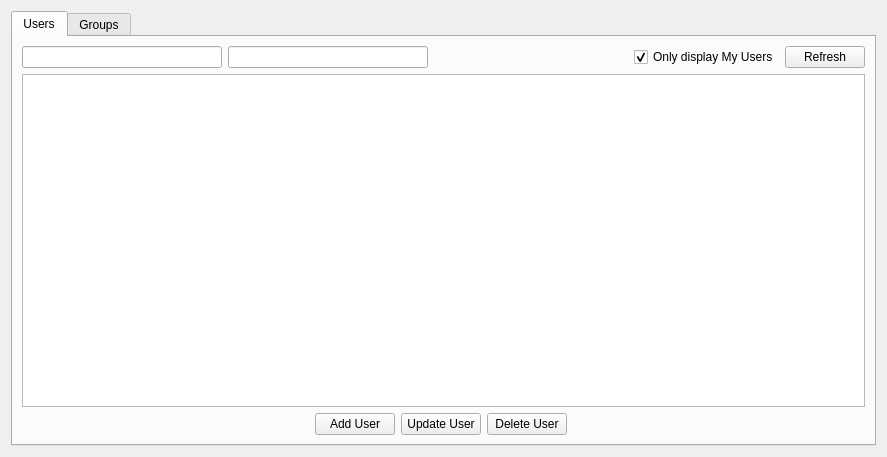
duality-solutions/Dynamic, file src/qt/forms/bdappage.ui: the form before one commit.
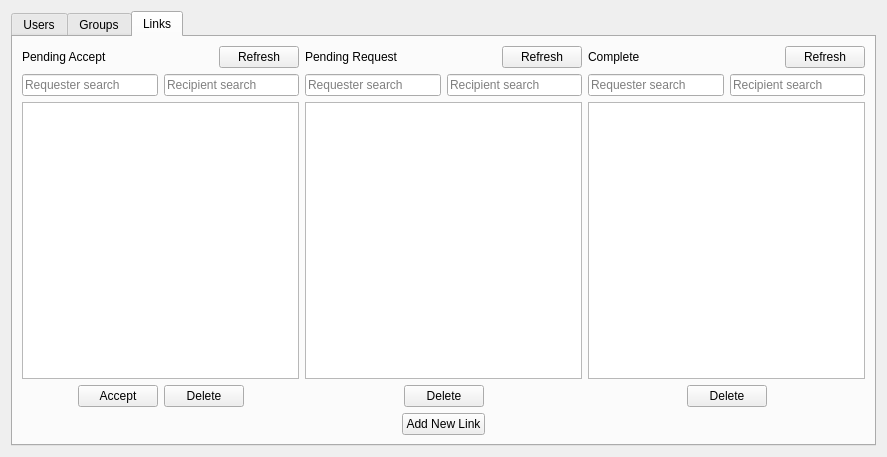
The form after the commit. Icons and pictures are not drawn.

Commit message: [BDAP GUI Links] Add BDAP Links GUI. WIP

```diff
--- a/src/qt/forms/bdappage.ui
+++ b/src/qt/forms/bdappage.ui
@@ -25,7 +25,7 @@
 </string>
      </property>
      <property name="currentIndex">
-      <number>0</number>
+      <number>2</number>
      </property>
      <widget class="QWidget" name="tabUsers">
       <attribute name="title">
@@ -384,6 +384,408 @@
        </item>
       </layout>
      </widget>
+     <widget class="QWidget" name="tab_Links">
+      <attribute name="title">
+       <string>Links</string>
+      </attribute>
+      <layout class="QGridLayout" name="gridLayout_3">
+       <item row="0" column="0">
+        <layout class="QHBoxLayout" name="horizontalLayout_17">
+         <item>
+          <layout class="QVBoxLayout" name="verticalLayout">
+           <item>
+            <layout class="QHBoxLayout" name="horizontalLayout_14">
+             <item>
+              <widget class="QLabel" name="labelPA">
+               <property name="text">
+                <string>Pending Accept</string>
+               </property>
+              </widget>
+             </item>
+             <item>
+              <spacer name="horizontalSpacer_15">
+               <property name="orientation">
+                <enum>Qt::Horizontal</enum>
+               </property>
+               <property name="sizeHint" stdset="0">
+                <size>
+                 <width>40</width>
+                 <height>20</height>
+                </size>
+               </property>
+              </spacer>
+             </item>
+             <item>
+              <widget class="QPushButton" name="pushButton_5">
+               <property name="sizePolicy">
+                <sizepolicy hsizetype="Fixed" vsizetype="Fixed">
+                 <horstretch>0</horstretch>
+                 <verstretch>0</verstretch>
+                </sizepolicy>
+               </property>
+               <property name="text">
+                <string>Refresh</string>
+               </property>
+              </widget>
+             </item>
+            </layout>
+           </item>
+           <item>
+            <layout class="QHBoxLayout" name="horizontalLayout_8">
+             <item>
+              <widget class="QLineEdit" name="lineEdit">
+               <property name="placeholderText">
+                <string>Requester search</string>
+               </property>
+              </widget>
+             </item>
+             <item>
+              <widget class="QLineEdit" name="lineEdit_2">
+               <property name="placeholderText">
+                <string>Recipient search</string>
+               </property>
+              </widget>
+             </item>
+            </layout>
+           </item>
+           <item>
+            <widget class="QTableWidget" name="tableWidgetPendingAccept"/>
+           </item>
+           <item>
+            <layout class="QHBoxLayout" name="horizontalLayout_7">
+             <item>
+              <spacer name="horizontalSpacer_3">
+               <property name="orientation">
+                <enum>Qt::Horizontal</enum>
+               </property>
+               <property name="sizeHint" stdset="0">
+                <size>
+                 <width>40</width>
+                 <height>20</height>
+                </size>
+               </property>
+              </spacer>
+             </item>
+             <item>
+              <widget class="QPushButton" name="pushButton_8">
+               <property name="sizePolicy">
+                <sizepolicy hsizetype="Fixed" vsizetype="Fixed">
+                 <horstretch>0</horstretch>
+                 <verstretch>0</verstretch>
+                </sizepolicy>
+               </property>
+               <property name="text">
+                <string>Accept</string>
+               </property>
+               <property name="icon">
+                <iconset resource="../dynamic.qrc">
+                 <normaloff>:/icons/drk/transaction_confirmed</normaloff>:/icons/drk/transaction_confirmed</iconset>
+               </property>
+              </widget>
+             </item>
+             <item>
+              <widget class="QPushButton" name="pushButton">
+               <property name="sizePolicy">
+                <sizepolicy hsizetype="Fixed" vsizetype="Fixed">
+                 <horstretch>0</horstretch>
+                 <verstretch>0</verstretch>
+                </sizepolicy>
+               </property>
+               <property name="text">
+                <string>Delete</string>
+               </property>
+               <property name="icon">
+                <iconset resource="../dynamic.qrc">
+                 <normaloff>:/icons/drk/drkpurple_remove</normaloff>:/icons/drk/drkpurple_remove</iconset>
+               </property>
+              </widget>
+             </item>
+             <item>
+              <spacer name="horizontalSpacer_5">
+               <property name="orientation">
+                <enum>Qt::Horizontal</enum>
+               </property>
+               <property name="sizeHint" stdset="0">
+                <size>
+                 <width>40</width>
+                 <height>20</height>
+                </size>
+               </property>
+              </spacer>
+             </item>
+            </layout>
+           </item>
+          </layout>
+         </item>
+         <item>
+          <layout class="QVBoxLayout" name="verticalLayout_3">
+           <item>
+            <layout class="QHBoxLayout" name="horizontalLayout_15">
+             <item>
+              <widget class="QLabel" name="labelPR">
+               <property name="text">
+                <string>Pending Request</string>
+               </property>
+              </widget>
+             </item>
+             <item>
+              <spacer name="horizontalSpacer_16">
+               <property name="orientation">
+                <enum>Qt::Horizontal</enum>
+               </property>
+               <property name="sizeHint" stdset="0">
+                <size>
+                 <width>40</width>
+                 <height>20</height>
+                </size>
+               </property>
+              </spacer>
+             </item>
+             <item>
+              <widget class="QPushButton" name="pushButton_6">
+               <property name="sizePolicy">
+                <sizepolicy hsizetype="Fixed" vsizetype="Fixed">
+                 <horstretch>0</horstretch>
+                 <verstretch>0</verstretch>
+                </sizepolicy>
+               </property>
+               <property name="text">
+                <string>Refresh</string>
+               </property>
+              </widget>
+             </item>
+            </layout>
+           </item>
+           <item>
+            <layout class="QHBoxLayout" name="horizontalLayout_10">
+             <item>
+              <widget class="QLineEdit" name="lineEdit_3">
+               <property name="placeholderText">
+                <string>Requester search</string>
+               </property>
+              </widget>
+             </item>
+             <item>
+              <widget class="QLineEdit" name="lineEdit_4">
+               <property name="placeholderText">
+                <string>Recipient search</string>
+               </property>
+              </widget>
+             </item>
+            </layout>
+           </item>
+           <item>
+            <widget class="QTableWidget" name="tableWidgetPendingRequest"/>
+           </item>
+           <item>
+            <layout class="QHBoxLayout" name="horizontalLayout_11">
+             <item>
+              <spacer name="horizontalSpacer_9">
+               <property name="orientation">
+                <enum>Qt::Horizontal</enum>
+               </property>
+               <property name="sizeHint" stdset="0">
+                <size>
+                 <width>40</width>
+                 <height>20</height>
+                </size>
+               </property>
+              </spacer>
+             </item>
+             <item>
+              <widget class="QPushButton" name="pushButton_3">
+               <property name="sizePolicy">
+                <sizepolicy hsizetype="Fixed" vsizetype="Fixed">
+                 <horstretch>0</horstretch>
+                 <verstretch>0</verstretch>
+                </sizepolicy>
+               </property>
+               <property name="text">
+                <string>Delete</string>
+               </property>
+               <property name="icon">
+                <iconset resource="../dynamic.qrc">
+                 <normaloff>:/icons/drk/drkpurple_remove</normaloff>:/icons/drk/drkpurple_remove</iconset>
+               </property>
+              </widget>
+             </item>
+             <item>
+              <spacer name="horizontalSpacer_10">
+               <property name="orientation">
+                <enum>Qt::Horizontal</enum>
+               </property>
+               <property name="sizeHint" stdset="0">
+                <size>
+                 <width>40</width>
+                 <height>20</height>
+                </size>
+               </property>
+              </spacer>
+             </item>
+            </layout>
+           </item>
+          </layout>
+         </item>
+         <item>
+          <layout class="QVBoxLayout" name="verticalLayout_5">
+           <item>
+            <layout class="QHBoxLayout" name="horizontalLayout_16">
+             <item>
+              <widget class="QLabel" name="labelComplete">
+               <property name="text">
+                <string>Complete</string>
+               </property>
+              </widget>
+             </item>
+             <item>
+              <spacer name="horizontalSpacer_17">
+               <property name="orientation">
+                <enum>Qt::Horizontal</enum>
+               </property>
+               <property name="sizeHint" stdset="0">
+                <size>
+                 <width>40</width>
+                 <height>20</height>
+                </size>
+               </property>
+              </spacer>
+             </item>
+             <item>
+              <widget class="QPushButton" name="pushButton_7">
+               <property name="sizePolicy">
+                <sizepolicy hsizetype="Fixed" vsizetype="Fixed">
+                 <horstretch>0</horstretch>
+                 <verstretch>0</verstretch>
+                </sizepolicy>
+               </property>
+               <property name="text">
+                <string>Refresh</string>
+               </property>
+              </widget>
+             </item>
+            </layout>
+           </item>
+           <item>
+            <layout class="QHBoxLayout" name="horizontalLayout_12">
+             <item>
+              <widget class="QLineEdit" name="lineEdit_5">
+               <property name="placeholderText">
+                <string>Requester search</string>
+               </property>
+              </widget>
+             </item>
+             <item>
+              <widget class="QLineEdit" name="lineEdit_6">
+               <property name="placeholderText">
+                <string>Recipient search</string>
+               </property>
+              </widget>
+             </item>
+            </layout>
+           </item>
+           <item>
+            <widget class="QTableWidget" name="tableWidgetComplete"/>
+           </item>
+           <item>
+            <layout class="QHBoxLayout" name="horizontalLayout_13">
+             <item>
+              <spacer name="horizontalSpacer_11">
+               <property name="orientation">
+                <enum>Qt::Horizontal</enum>
+               </property>
+               <property name="sizeHint" stdset="0">
+                <size>
+                 <width>40</width>
+                 <height>20</height>
+                </size>
+               </property>
+              </spacer>
+             </item>
+             <item>
+              <widget class="QPushButton" name="pushButton_4">
+               <property name="sizePolicy">
+                <sizepolicy hsizetype="Fixed" vsizetype="Fixed">
+                 <horstretch>0</horstretch>
+                 <verstretch>0</verstretch>
+                </sizepolicy>
+               </property>
+               <property name="text">
+                <string>Delete</string>
+               </property>
+               <property name="icon">
+                <iconset resource="../dynamic.qrc">
+                 <normaloff>:/icons/drk/drkpurple_remove</normaloff>:/icons/drk/drkpurple_remove</iconset>
+               </property>
+              </widget>
+             </item>
+             <item>
+              <spacer name="horizontalSpacer_12">
+               <property name="orientation">
+                <enum>Qt::Horizontal</enum>
+               </property>
+               <property name="sizeHint" stdset="0">
+                <size>
+                 <width>40</width>
+                 <height>20</height>
+                </size>
+               </property>
+              </spacer>
+             </item>
+            </layout>
+           </item>
+          </layout>
+         </item>
+        </layout>
+       </item>
+       <item row="1" column="0">
+        <layout class="QHBoxLayout" name="horizontalLayout_9">
+         <item>
+          <spacer name="horizontalSpacer_7">
+           <property name="orientation">
+            <enum>Qt::Horizontal</enum>
+           </property>
+           <property name="sizeHint" stdset="0">
+            <size>
+             <width>40</width>
+             <height>20</height>
+            </size>
+           </property>
+          </spacer>
+         </item>
+         <item>
+          <widget class="QPushButton" name="pushButton_2">
+           <property name="sizePolicy">
+            <sizepolicy hsizetype="Fixed" vsizetype="Fixed">
+             <horstretch>0</horstretch>
+             <verstretch>0</verstretch>
+            </sizepolicy>
+           </property>
+           <property name="text">
+            <string>Add New Link</string>
+           </property>
+           <property name="icon">
+            <iconset resource="../dynamic.qrc">
+             <normaloff>:/icons/drk/add</normaloff>:/icons/drk/add</iconset>
+           </property>
+          </widget>
+         </item>
+         <item>
+          <spacer name="horizontalSpacer_8">
+           <property name="orientation">
+            <enum>Qt::Horizontal</enum>
+           </property>
+           <property name="sizeHint" stdset="0">
+            <size>
+             <width>40</width>
+             <height>20</height>
+            </size>
+           </property>
+          </spacer>
+         </item>
+        </layout>
+       </item>
+      </layout>
+     </widget>
     </widget>
    </item>
   </layout>
```
The commit also changes 1 other file.
